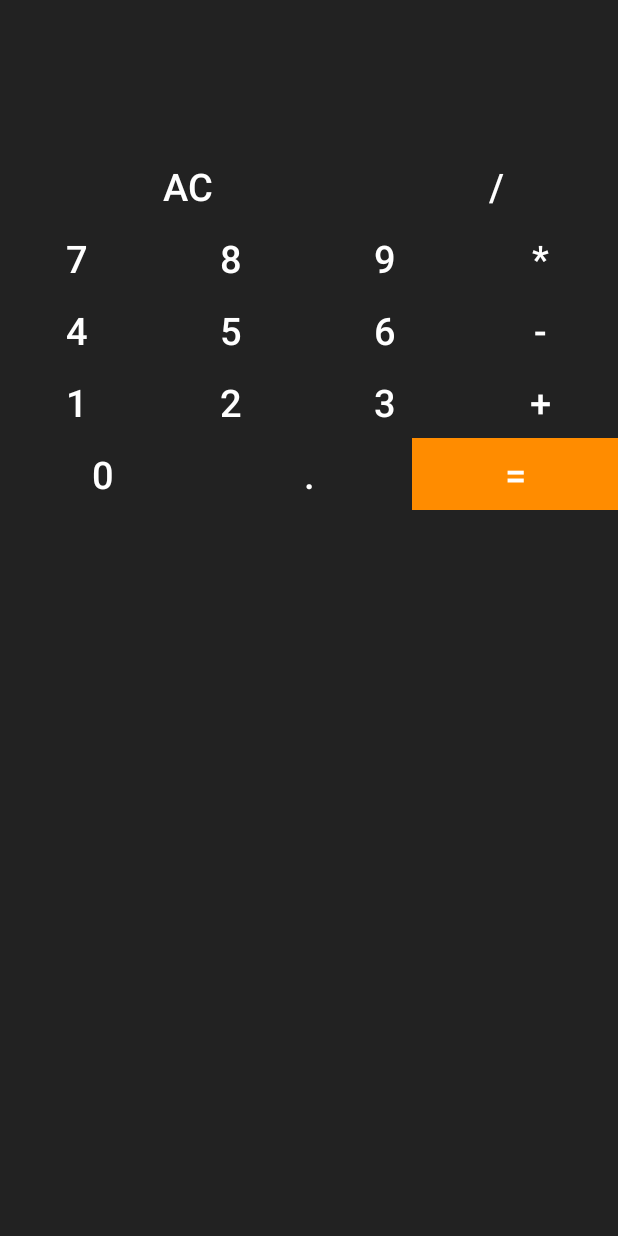
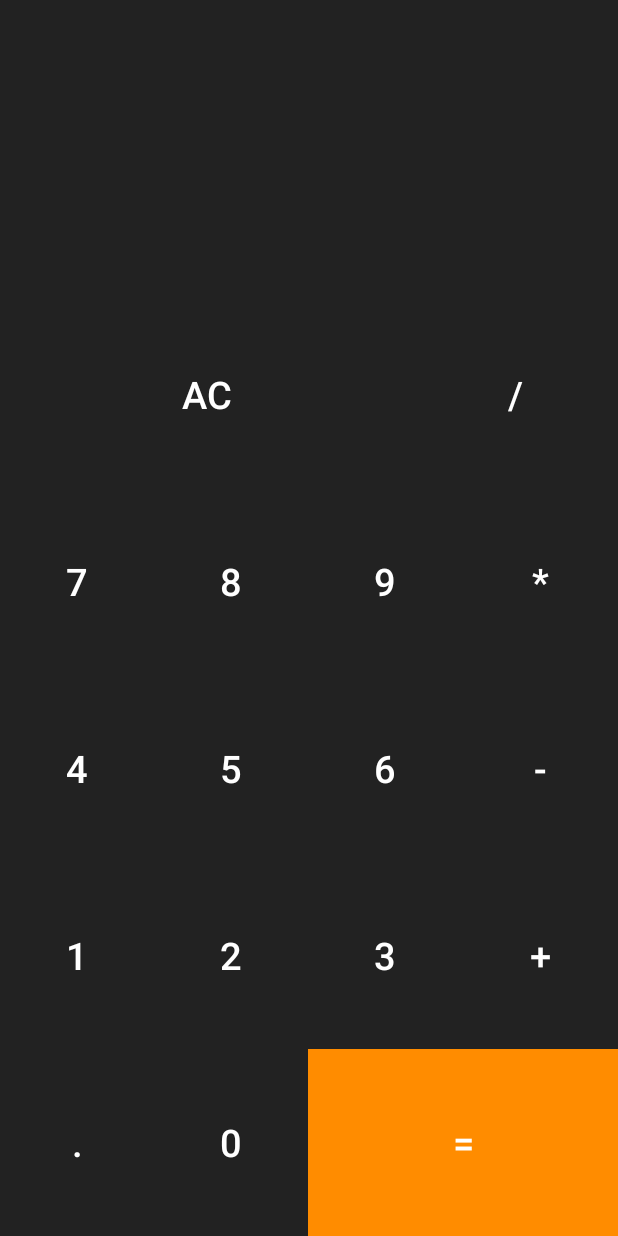
Before and after one commit to RatmirBat/Calculator, an Android app: the layout activity_main.xml on its own in the app's theme, with its tools: preview values and no code run, on a phone screen of 412 x 824 dp. Run offline under Robolectric (Android 15) with nearby library versions, the phone set to English and light mode, and no system bars.

Commit message:
Making layout

```diff
--- a/app/src/main/res/layout/activity_main.xml
+++ b/app/src/main/res/layout/activity_main.xml
@@ -7,7 +7,8 @@
     android:layout_height="match_parent"
     android:orientation="vertical"
     android:background="@color/almostBlack"
-    tools:context=".MainActivity">
+    tools:context=".MainActivity"
+    tools:ignore="HardcodedText">
 
     <androidx.constraintlayout.widget.ConstraintLayout
 
@@ -18,48 +19,45 @@
             android:id="@+id/expression"
             android:layout_width="match_parent"
             android:layout_height="100dp"
-
+            android:textAlignment="textEnd"
             android:textSize="24sp"
             app:layout_constraintEnd_toEndOf="parent"
+            app:layout_constraintStart_toStartOf="parent"
             app:layout_constraintTop_toTopOf="parent" />
 
-        <!--        <TextView-->
-        <!--            android:id="@+id/result"-->
-        <!--            android:layout_width="match_parent"-->
-        <!--            android:layout_height="100dp"-->
-        <!--            android:text="Hello World!"-->
-        <!--            app:layout_constraintEnd_toEndOf="parent"-->
-        <!--            app:layout_constraintStart_toStartOf="parent"-->
-        <!--            app:layout_constraintTop_toBottomOf="@+id/expression" />-->
+        <TextView
+            android:id="@+id/result"
+            android:layout_width="match_parent"
+            android:layout_height="100dp"
+            android:textSize="24sp"
+            android:textAlignment="textEnd"
+            app:layout_constraintBottom_toBottomOf="parent"
+            app:layout_constraintEnd_toEndOf="parent"
+            app:layout_constraintStart_toStartOf="parent"
+            app:layout_constraintTop_toBottomOf="@+id/expression" />
 
     </androidx.constraintlayout.widget.ConstraintLayout>
 
-    <androidx.constraintlayout.widget.ConstraintLayout
-        android:layout_width="match_parent"
-        android:layout_height="wrap_content">
 
         <LinearLayout
             android:id="@+id/linearLayout"
 
             style="@style/buttonLinearLayout"
             android:orientation="horizontal"
-            app:layout_constraintEnd_toEndOf="parent"
-            app:layout_constraintStart_toStartOf="parent"
-            app:layout_constraintTop_toTopOf="parent">
+            >
 
             <Button
                 android:id="@+id/ac"
                 style="@style/button"
-                android:layout_width="176dp"
-                android:layout_height="wrap_content"
-                android:text="AC" />
+                android:text="AC"
+                android:layout_weight="2"/>
 
             <Button
                 android:id="@+id/button_division"
                 style="@style/button"
-                android:layout_width="wrap_content"
-                android:layout_height="wrap_content"
-                android:text="/" />
+                android:text="/"
+                android:layout_weight="1"
+                 />
 
         </LinearLayout>
 
@@ -69,37 +67,33 @@
             android:id="@+id/linearLayout2"
             style="@style/buttonLinearLayout"
             android:orientation="horizontal"
-            app:layout_constraintEnd_toEndOf="parent"
-            app:layout_constraintStart_toStartOf="parent"
+
             app:layout_constraintTop_toBottomOf="@+id/linearLayout">
 
             <Button
 
                 android:id="@+id/button7"
                 style="@style/button"
-                android:layout_width="wrap_content"
-                android:layout_height="wrap_content"
+
+
                 android:text="7" />
 
             <Button
                 android:id="@+id/button8"
                 style="@style/button"
-                android:layout_width="wrap_content"
-                android:layout_height="wrap_content"
+
                 android:text="8" />
 
             <Button
                 android:id="@+id/button9"
                 style="@style/button"
-                android:layout_width="wrap_content"
-                android:layout_height="wrap_content"
+
                 android:text="9" />
 
             <Button
                 android:id="@+id/button_multiplication"
                 style="@style/button"
-                android:layout_width="wrap_content"
-                android:layout_height="wrap_content"
+
                 android:text="*" />
         </LinearLayout>
 
@@ -107,36 +101,27 @@
             android:id="@+id/linearLayout3"
             style="@style/buttonLinearLayout"
             android:orientation="horizontal"
-            app:layout_constraintEnd_toEndOf="parent"
-            app:layout_constraintStart_toStartOf="parent"
-            app:layout_constraintTop_toBottomOf="@+id/linearLayout2">
+           >
 
             <Button
                 android:id="@+id/button4"
                 style="@style/button"
-                android:layout_width="wrap_content"
-                android:layout_height="wrap_content"
+
                 android:text="4" />
 
             <Button
                 android:id="@+id/button5"
                 style="@style/button"
-                android:layout_width="wrap_content"
-                android:layout_height="wrap_content"
                 android:text="5" />
 
             <Button
                 android:id="@+id/button6"
                 style="@style/button"
-                android:layout_width="wrap_content"
-                android:layout_height="wrap_content"
                 android:text="6" />
 
             <Button
                 android:id="@+id/button_subtraction"
                 style="@style/button"
-                android:layout_width="wrap_content"
-                android:layout_height="wrap_content"
                 android:text="-" />
         </LinearLayout>
 
@@ -151,61 +136,52 @@
             <Button
                 android:id="@+id/button1"
                 style="@style/button"
-                android:layout_width="wrap_content"
-                android:layout_height="wrap_content"
                 android:text="1" />
 
             <Button
                 android:id="@+id/button2"
                 style="@style/button"
-                android:layout_width="wrap_content"
-                android:layout_height="wrap_content"
                 android:text="2" />
 
             <Button
                 android:id="@+id/button3"
                 style="@style/button"
-                android:layout_width="wrap_content"
-                android:layout_height="wrap_content"
                 android:text="3" />
 
             <Button
                 android:id="@+id/button_addition"
                 style="@style/button"
-                android:layout_width="wrap_content"
-                android:layout_height="wrap_content"
                 android:text="+" />
 
         </LinearLayout>
 
         <LinearLayout
             style="@style/buttonLinearLayout"
-            android:orientation="horizontal"
-            app:layout_constraintEnd_toEndOf="parent"
-            app:layout_constraintStart_toStartOf="parent"
-            app:layout_constraintTop_toBottomOf="@+id/linearLayout4">
+            android:orientation="horizontal">
+
+            <Button
+                android:id="@+id/button"
+                style="@style/button"
+                android:text="."
+                />
 
             <Button
                 android:id="@+id/button0"
                 style="@style/button"
+                android:text="0"
+                 />
 
-                android:layout_height="wrap_content"
-                android:text="0" />
-            <Button
 
-                android:layout_height="wrap_content"
-                android:text="."
-                style="@style/button"/>
 
             <Button
                 android:id="@+id/button_equals"
                 style="@style/buttonEquals"
-                android:layout_height="wrap_content"
-                android:text="=" />
+                android:text="="
+                android:layout_weight="2"
+                 />
 
 
         </LinearLayout>
 
-    </androidx.constraintlayout.widget.ConstraintLayout>
 
 </LinearLayout>
--- a/app/src/main/res/values/styles.xml
+++ b/app/src/main/res/values/styles.xml
@@ -2,7 +2,7 @@
 <resources>
     <style name="buttonLinearLayout">
         <item name="android:layout_weight"> 1 </item>
-        <item name="android:layout_width"> 0dp </item>
+        <item name="android:layout_width"> match_parent </item>
         <item name="android:layout_height">match_parent</item>
     </style>
     <style name="button">
```
